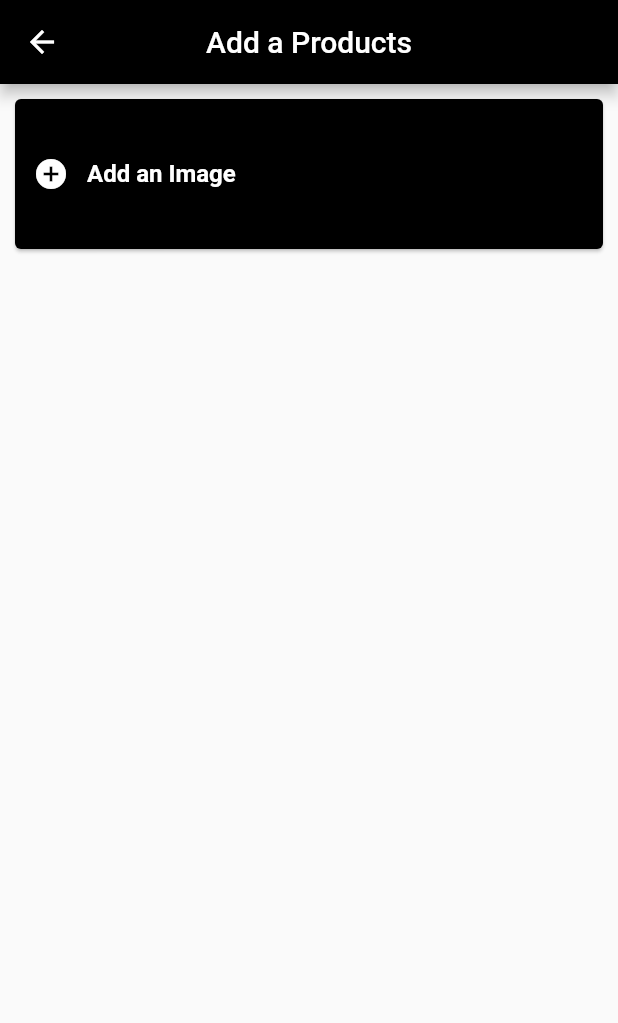
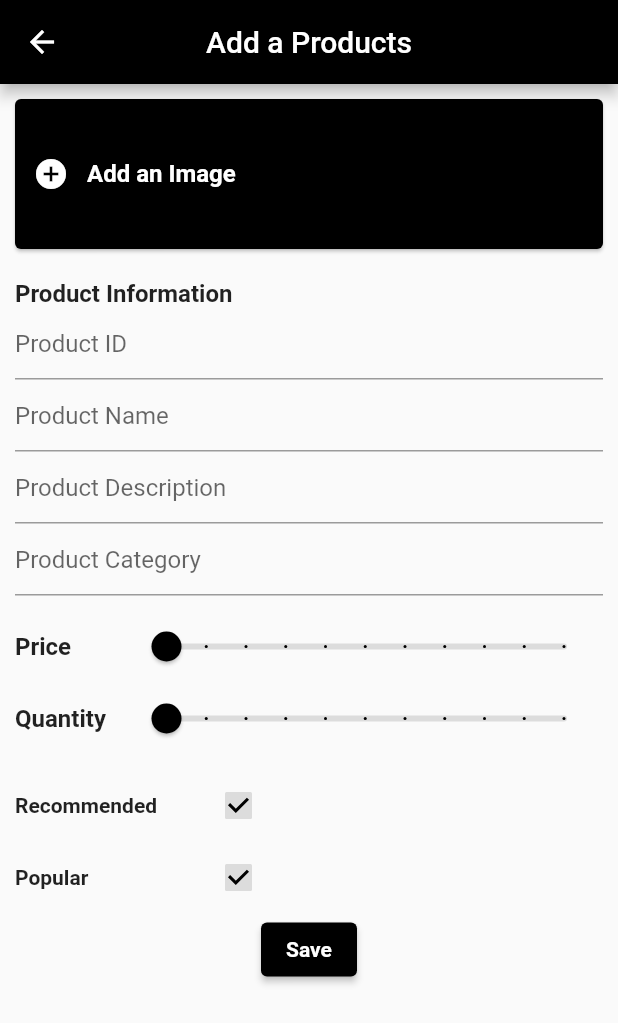
Before and after one commit to ahmed-hady-dev/e_commerce_admin, a Flutter app: the NewProductScreen screen opened by its route, on a phone screen of 412 x 824 dp. Shown: the top 1023 px of the screen. Run offline on Flutter 3.47's test engine with Material 2 defaults, Android fonts, the phone set to English and light mode, and no system bars; our stand-ins replace cloud_firestore, equatable, firebase_core, get; accounts and stored records are empty; generated files the repository leaves out were written again.

Commit message:
#03 new product screen ui finished

```diff
--- a/lib/screens/new_product_screen.dart
+++ b/lib/screens/new_product_screen.dart
@@ -24,13 +24,83 @@ class NewProductScreen extends StatelessWidget {
                   child: Row(
                     children: [
                       IconButton(onPressed: () {}, icon: const Icon(Icons.add_circle, color: Colors.white)),
-                        Text('Add an Image',
-                            style: const TextStyle(fontSize: 16, fontWeight: FontWeight.bold, color: Colors.white))
+                      const Text('Add an Image',
+                          style: TextStyle(fontSize: 16, fontWeight: FontWeight.bold, color: Colors.white)),
                     ],
                   ),
-                  ))
+                ),
+              ),
+              const SizedBox(height: 20.0),
+              const Text('Product Information',
+                  style: TextStyle(
+                    fontSize: 16,
+                    fontWeight: FontWeight.bold,
+                  )),
+              buildTextFormField(hintText: 'Product ID'),
+              buildTextFormField(hintText: 'Product Name'),
+              buildTextFormField(hintText: 'Product Description'),
+              buildTextFormField(hintText: 'Product Category'),
+              const SizedBox(height: 10.0),
+              _buildSlider(title: 'Price'),
+              _buildSlider(title: 'Quantity'),
+              const SizedBox(height: 10.0),
+              _buildCheckbox(title: 'Recommended'),
+              _buildCheckbox(title: 'Popular'),
+              Center(
+                  child: ElevatedButton(
+                      onPressed: () {
+                        print('save');
+                      },
+                      style: ElevatedButton.styleFrom(primary: Colors.black),
+                      child: const Text('Save', style: TextStyle(fontSize: 14, fontWeight: FontWeight.bold)))),
             ],
           )),
     );
   }
+
+  Row _buildCheckbox({required String title}) {
+    return Row(
+      children: <Widget>[
+        SizedBox(width: 125, child: Text(title, style: const TextStyle(fontSize: 14, fontWeight: FontWeight.bold))),
+        Checkbox(
+          value: true,
+          checkColor: Colors.black,
+          activeColor: Colors.black12,
+          onChanged: (value) {},
+        ),
+      ],
+    );
   }
+
+  Row _buildSlider({required String title}) {
+    return Row(
+      children: [
+        SizedBox(
+          width: 75,
+          child: Text(title,
+              style: const TextStyle(
+                fontSize: 16,
+                fontWeight: FontWeight.bold,
+              )),
+        ),
+        Expanded(
+          child: Slider(
+            value: 0,
+            min: 0.0,
+            max: 25,
+            divisions: 10,
+            activeColor: Colors.black,
+            inactiveColor: Colors.black12,
+            onChanged: (value) {},
+          ),
+        ),
+      ],
+    );
+  }
+
+  TextFormField buildTextFormField({required String hintText}) {
+    return TextFormField(
+      decoration: InputDecoration(hintText: hintText),
+    );
+  }
+}
```
Lines whose indentation alone changed are shown as unchanged.
